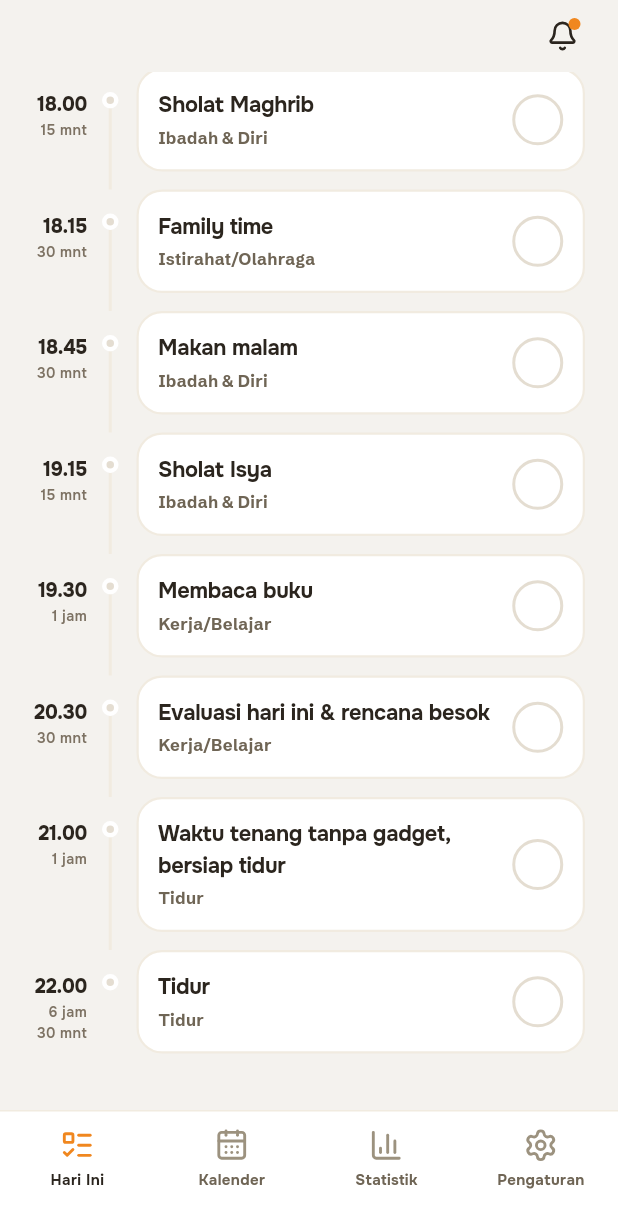
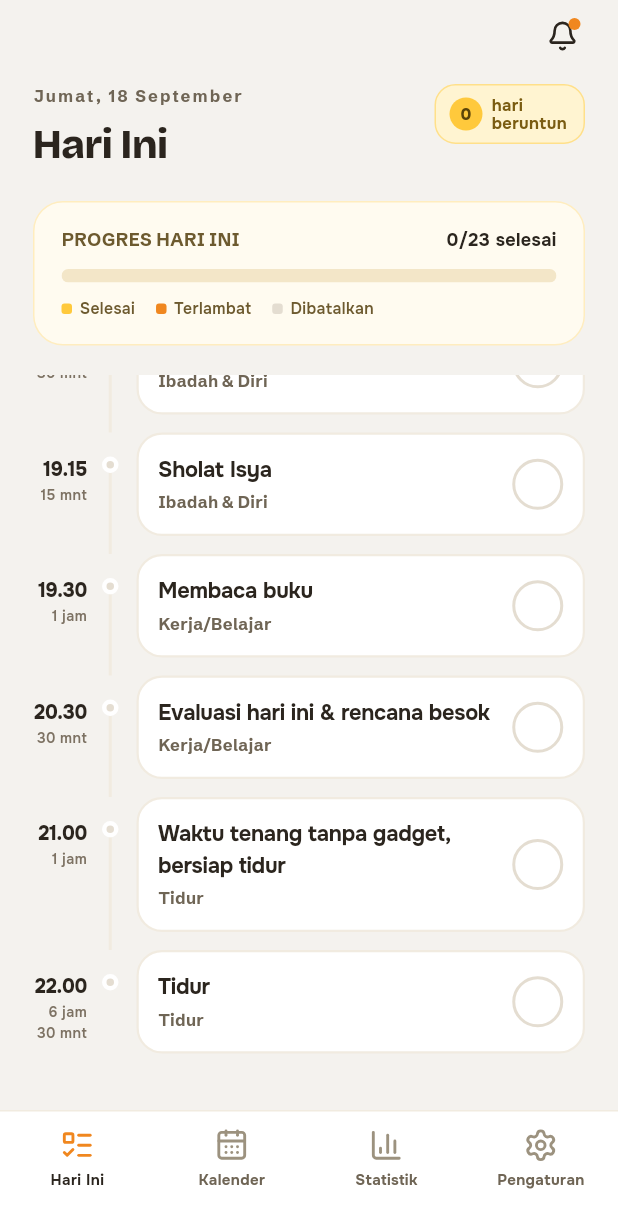
Before and after one commit to itsraziqsm/Daily-Track-App, a Flutter app: the screen it shows after launch, scrolled down 1504 dp, on a phone screen of 412 x 824 dp. Shown: the top 1228 px of the screen. Run offline on Flutter 3.47's test engine with Material 3 defaults, Android fonts, the phone set to English and light mode, and no system bars; our stand-ins replace lucide_icons_flutter, sqflite; accounts and stored records are empty.

Commit message:
Pin the Hari Ini header and progress card above the scroll
The date, streak chip and progress card move out of the ListView into
a fixed Column above it, so only the activity timeline scrolls while
they stay put like the app bar.

Co-Authored-By: Claude Opus 5 <noreply@anthropic.com>
Claude-Session: https://claude.ai/code/session_01NbFS92ECAiKe7ZkBYNtGfg

```diff
--- a/lib/screens/home_tab.dart
+++ b/lib/screens/home_tab.dart
@@ -21,8 +21,14 @@ class HomeTab extends StatelessWidget {
     final pctLate = provider.totalCount == 0 ? 0.0 : provider.lateCount / provider.totalCount;
     final allSet = activities.every((a) => provider.todayLogs.containsKey(a.id));
 
-    return ListView(
-      padding: const EdgeInsets.fromLTRB(22, 8, 22, 26),
+    return Column(
+      children: [
+        // Bagian tetap: tanggal, streak, dan kartu progres — diam seperti app
+        // bar. Hanya daftar kegiatan di bawahnya yang bergulir.
+        Padding(
+          padding: const EdgeInsets.fromLTRB(22, 8, 22, 20),
+          child: Column(
+            crossAxisAlignment: CrossAxisAlignment.start,
             children: [
               Row(
                 crossAxisAlignment: CrossAxisAlignment.start,
@@ -125,7 +131,13 @@ class HomeTab extends StatelessWidget {
                   ],
                 ),
               ),
-        const SizedBox(height: 24),
+            ],
+          ),
+        ),
+        Expanded(
+          child: ListView(
+            padding: const EdgeInsets.fromLTRB(22, 4, 22, 26),
+            children: [
               for (var i = 0; i < activities.length; i++)
                 ActivityTile(
                   activity: activities[i],
@@ -155,6 +167,9 @@ class HomeTab extends StatelessWidget {
                     'Selesai. Besok mulai ${activities.first.startTime}.',
                     textAlign: TextAlign.center,
                     style: const TextStyle(fontSize: 12, fontWeight: FontWeight.w700, color: AppColors.inkMuted2),
+                  ),
+                ),
+            ],
           ),
         ),
       ],
```
Lines whose indentation alone changed are shown as unchanged.
